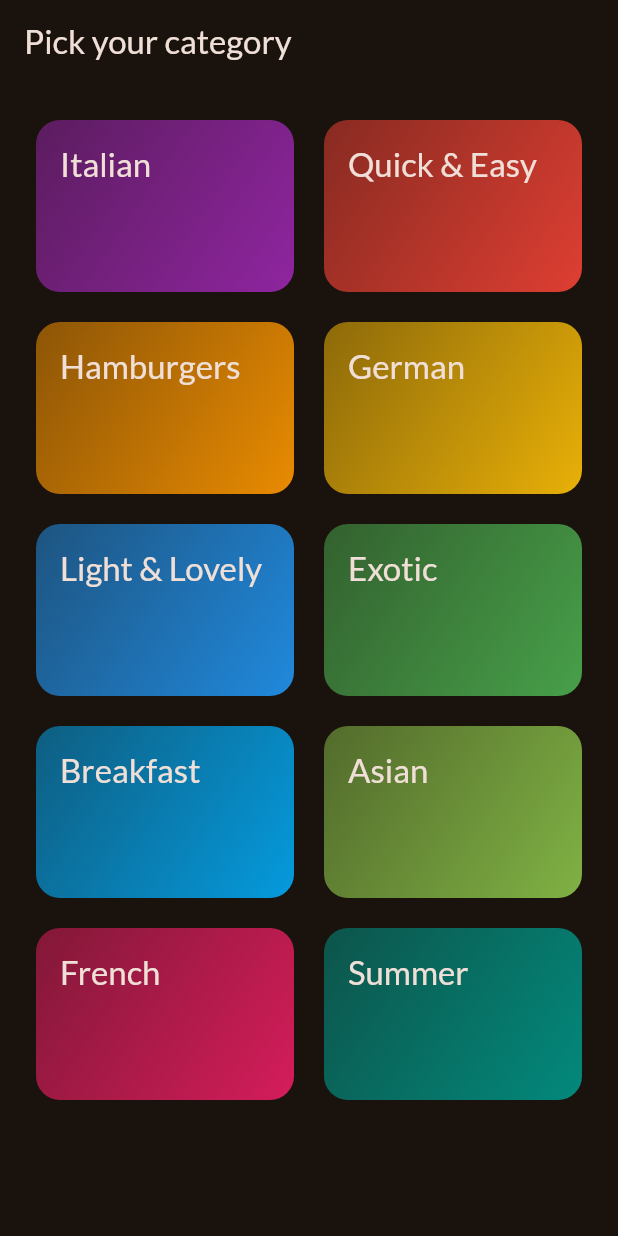
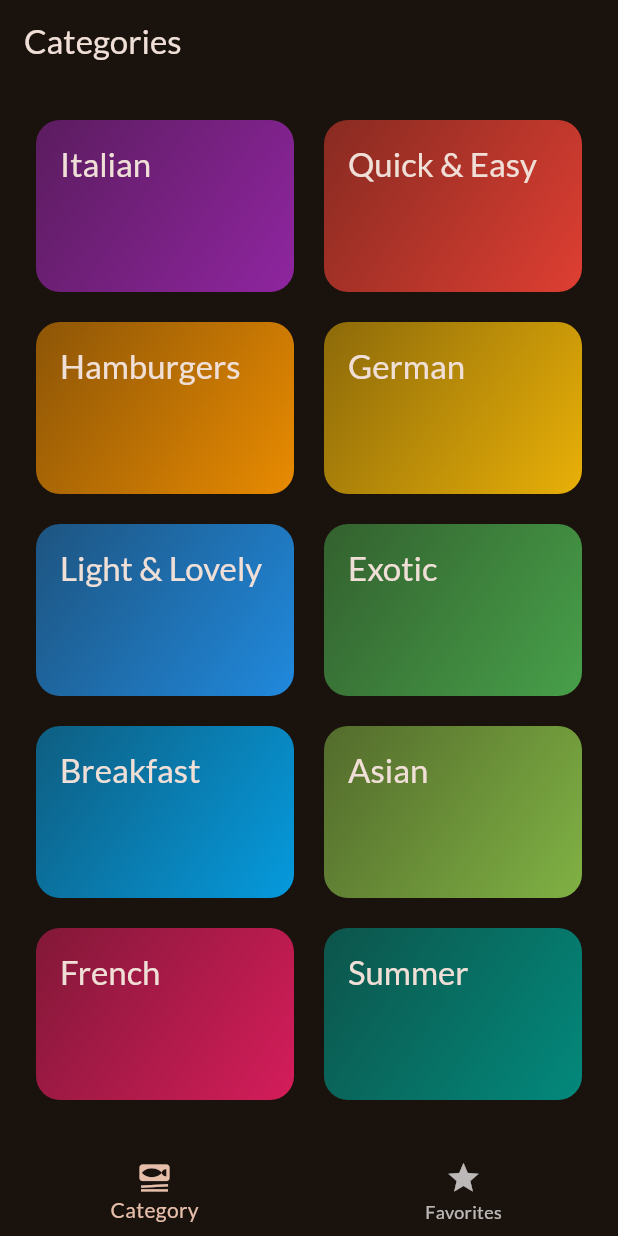
Before and after one commit to GabrielAllba/meals-app, a Flutter app: the screen it shows after launch, on a phone screen of 412 x 824 dp. Run offline on Flutter 3.47's test engine with Material 2 defaults, Android fonts, the phone set to English and light mode, and no system bars; our stand-ins replace google_fonts, transparent_image.

Commit message:
add favorites

```diff
--- a/lib/main.dart
+++ b/lib/main.dart
@@ -2,6 +2,7 @@ import 'package:flutter/material.dart';
 
 import 'package:google_fonts/google_fonts.dart';
 import 'package:meals/screens/categories.dart';
+import 'package:meals/screens/tabs.dart';
 
 final theme = ThemeData(
   useMaterial3: true,
@@ -23,7 +24,7 @@ class App extends StatelessWidget {
   Widget build(BuildContext context) {
     return MaterialApp(
       theme: theme,
-      home: const CategoriesScreen(),
+      home: TabsScreen(),
     );
   }
 }
--- a/lib/screens/categories.dart
+++ b/lib/screens/categories.dart
@@ -2,8 +2,17 @@ import 'package:meals/models/category.dart';
 import 'package:flutter/material.dart';
 import 'package:flutter/widgets.dart';
 import 'package:meals/data/dummy_data.dart';
+import 'package:meals/models/meal.dart';
 import 'package:meals/screens/meals.dart';
 import 'package:meals/widgets/category_grid_item.dart';
+
+class CategoriesScreen extends StatelessWidget {
+  const CategoriesScreen({
+    super.key,
+    required this.onToggleFavorite,
+  });
+
+  final void Function(Meal meal) onToggleFavorite;
 
   void _selectCategory(BuildContext context, Category category) {
     final filteredMeals = dummyMeals
@@ -11,21 +20,18 @@ void _selectCategory(BuildContext context, Category category) {
         .toList();
     Navigator.of(context).push(
       MaterialPageRoute(
-      builder: (ctx) =>
-          MealsScreen(title: category.title, meals: filteredMeals),
+        builder: (ctx) => MealsScreen(
+          title: category.title,
+          meals: filteredMeals,
+          onToggleFavorite: onToggleFavorite,
+        ),
       ),
     );
   }
 
-class CategoriesScreen extends StatelessWidget {
-  const CategoriesScreen({super.key});
   @override
   Widget build(BuildContext context) {
-    return Scaffold(
-      appBar: AppBar(
-        title: const Text('Pick your category'),
-      ),
-      body: GridView(
+    return GridView(
       padding: const EdgeInsets.all(24),
       gridDelegate: const SliverGridDelegateWithFixedCrossAxisCount(
         crossAxisCount: 2,
@@ -43,7 +49,6 @@ class CategoriesScreen extends StatelessWidget {
             },
           )
       ],
-      ),
     );
   }
 }
--- /dev/null
+++ b/lib/screens/tabs.dart
@@ -0,0 +1,80 @@
+import 'package:flutter/material.dart';
+import 'package:meals/models/meal.dart';
+import 'package:meals/screens/categories.dart';
+import 'package:meals/screens/meals.dart';
+import 'package:meals/data/dummy_data.dart';
+
+class TabsScreen extends StatefulWidget {
+  @override
+  State<StatefulWidget> createState() {
+    return _TabsScreenState();
+  }
+}
+
+class _TabsScreenState extends State<TabsScreen> {
+  int _selectedPageIndex = 0;
+  final List<Meal> _favoriteMeals = [];
+
+  void _showInfoMessage(String message) {
+    ScaffoldMessenger.of(context).clearSnackBars();
+    ScaffoldMessenger.of(context).showSnackBar(
+      SnackBar(
+        content: Text(message),
+      ),
+    );
+  }
+
+  void _toggleMealFavoriteStatus(Meal meal) {
+    final isExisting = _favoriteMeals.contains(meal);
+    if (isExisting) {
+      setState(() {
+        _favoriteMeals.remove(meal);
+      });
+      _showInfoMessage('Meal is no longer a favorite!');
+    } else {
+      setState(() {
+        _favoriteMeals.add(meal);
+      });
+      _showInfoMessage('Meal marked as a favorite!');
+    }
+  }
+
+  void _selectPage(int index) {
+    setState(() {
+      _selectedPageIndex = index;
+    });
+  }
+
+  @override
+  Widget build(BuildContext context) {
+    Widget activePage = CategoriesScreen(
+      onToggleFavorite: _toggleMealFavoriteStatus,
+    );
+    var activePageTitle = 'Categories';
+    if (_selectedPageIndex == 1) {
+      activePage = MealsScreen(
+          onToggleFavorite: _toggleMealFavoriteStatus, meals: _favoriteMeals);
+      activePageTitle = 'Your Favorites';
+    }
+    return Scaffold(
+      appBar: AppBar(
+        title: Text(activePageTitle),
+      ),
+      body: activePage,
+      bottomNavigationBar: BottomNavigationBar(
+        currentIndex: _selectedPageIndex,
+        onTap: _selectPage,
+        items: const [
+          BottomNavigationBarItem(
+            icon: Icon(Icons.set_meal),
+            label: 'Category',
+          ),
+          BottomNavigationBarItem(
+            icon: Icon(Icons.star),
+            label: 'Favorites',
+          ),
+        ],
+      ),
+    );
+  }
+}
```
Also changed, not shown: lib/screens/meal_details.dart (+10 -0 lines), lib/screens/meals.dart (+15 -4 lines). Lines whose indentation alone changed are shown as unchanged.
